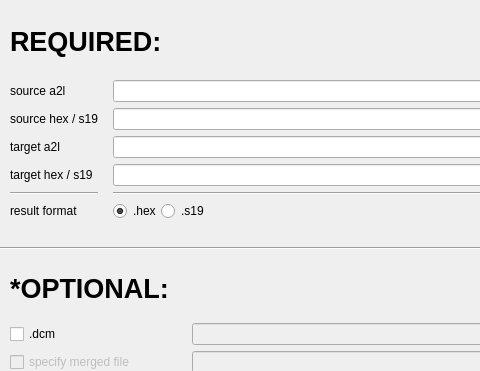
Old version of the form QtLearn/merge_tool_demo/merge_tool_demo.ui in the repository steve3ussr/PyCharmProject; both pictures show x 0 to 480 and y 0 to 371 of the 722 by 535 pixel window.
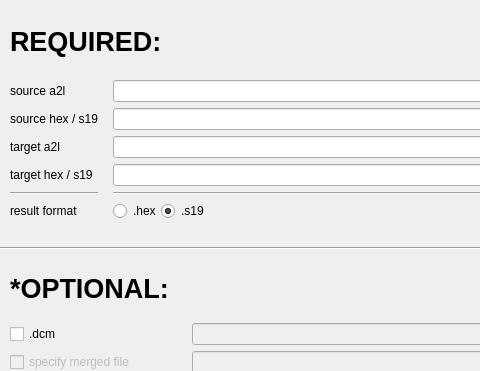
New version of the form.

The edit to the form file:
```diff
--- a/QtLearn/merge_tool_demo/merge_tool_demo.ui
+++ b/QtLearn/merge_tool_demo/merge_tool_demo.ui
@@ -190,7 +190,7 @@
           <string>.hex</string>
          </property>
          <property name="checked">
-          <bool>true</bool>
+          <bool>false</bool>
          </property>
         </widget>
        </item>
@@ -199,6 +199,9 @@
          <property name="text">
           <string>.s19</string>
          </property>
+         <property name="checked">
+          <bool>true</bool>
+         </property>
         </widget>
        </item>
        <item>
```
